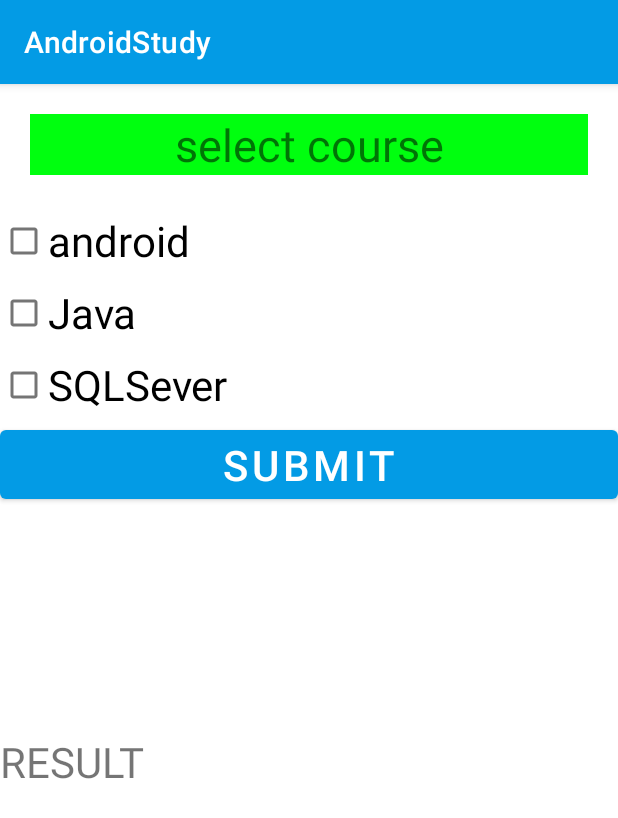
After one commit to dandan1232/AndoridStudy, an Android app: the CheckBoxActivity screen opened directly, with no data from a screen before it, on a phone screen of 412 x 824 dp. The commit adds this screen. Shown: the top 818 px of the screen. Run offline under Robolectric (Android 15) with nearby library versions, the phone set to English and light mode, and no system bars.

Commit message:
显式隐式跳转+checkbox使用210930

```diff
--- a/app/src/main/java/online/danbao/andoridstudy/ButtonActivity.java
+++ b/app/src/main/java/online/danbao/androidstudy/ButtonActivity.java
@@ -1,4 +1,4 @@
-package online.danbao.andoridstudy;
+package online.danbao.androidstudy;
 
 
 import androidx.appcompat.app.AppCompatActivity;
--- /dev/null
+++ b/app/src/main/java/online/danbao/androidstudy/CheckBoxActivity.java
@@ -0,0 +1,66 @@
+package online.danbao.androidstudy;
+
+import androidx.appcompat.app.AppCompatActivity;
+
+import android.os.Bundle;
+import android.view.View;
+import android.widget.Button;
+import android.widget.CheckBox;
+import android.widget.CompoundButton;
+import android.widget.TextView;
+import android.widget.Toast;
+
+
+public class CheckBoxActivity extends AppCompatActivity implements CompoundButton.OnCheckedChangeListener {
+    TextView tv_result;
+    CheckBox cb_1, cb_2, cb_3;
+    String str = "your course :";
+    Button btn;
+
+    @Override
+    protected void onCreate(Bundle savedInstanceState) {
+        super.onCreate(savedInstanceState);
+        setContentView(R.layout.activity_checkbox);
+        tv_result = (TextView) findViewById(R.id.tv_result);
+        cb_1 = (CheckBox) findViewById(R.id.cb_1);
+        cb_2 = (CheckBox) findViewById(R.id.cb_2);
+        cb_3 = (CheckBox) findViewById(R.id.cb_3);
+        btn = (Button) findViewById(R.id.btn);
+        cb_1.setOnCheckedChangeListener(this);
+        cb_2.setOnCheckedChangeListener(this);
+        cb_3.setOnCheckedChangeListener(this);
+        btn.setOnClickListener(new View.OnClickListener() {
+            @Override
+            public void onClick(View v) {
+                String str = "your course:";
+                boolean f = false;
+                if (cb_1.isChecked()) {
+                    str += cb_1.getText() + ",";
+                    f = true;
+                }
+                if (cb_2.isChecked()) {
+                    str += cb_2.getText() + ",";
+                    f = true;
+                }
+                if (cb_3.isChecked()) {
+                    str += cb_3.getText() + ",";
+                    f = true;
+                }
+                if (f) {
+                    str = str.substring(0, str.length() - 1);
+                }
+                Toast.makeText(CheckBoxActivity.this, str, Toast.LENGTH_LONG).show();
+            }
+        });
+    }
+
+    @Override
+    public void onCheckedChanged(CompoundButton buttonView, boolean isChecked) {
+        CheckBox cb = (CheckBox) buttonView;
+        if (isChecked) {
+            str += cb.getText().toString() + "; ";
+        } else
+            str = str.replace(cb.getText().toString() + "; ", " ");
+        tv_result.setText(str);
+    }
+}
--- a/app/src/main/java/online/danbao/andoridstudy/ImageViewActivity.java
+++ b/app/src/main/java/online/danbao/androidstudy/ImageViewActivity.java
@@ -1,4 +1,4 @@
-package online.danbao.andoridstudy;
+package online.danbao.androidstudy;
 
 import androidx.appcompat.app.AppCompatActivity;
 
--- a/app/src/main/java/online/danbao/andoridstudy/MainActivity.java
+++ b/app/src/main/java/online/danbao/androidstudy/LoginActivity.java
@@ -1,4 +1,4 @@
-package online.danbao.andoridstudy;
+package online.danbao.androidstudy;
 
 import androidx.appcompat.app.AppCompatActivity;
 
@@ -7,7 +7,7 @@ import android.view.View;
 import android.widget.EditText;
 import android.widget.TextView;
 
-public class MainActivity extends AppCompatActivity {
+public class LoginActivity extends AppCompatActivity {
     TextView textView;
     EditText ET;
     String str;
@@ -15,7 +15,7 @@ public class MainActivity extends AppCompatActivity {
     @Override
     protected void onCreate(Bundle savedInstanceState) {
         super.onCreate(savedInstanceState);
-        setContentView(R.layout.activity_main);
+        setContentView(R.layout.activity_login);
 //        通过find试图发现tv3对象
 //        用(TextView)进行强制类型转换
         textView = (TextView) findViewById(R.id.tv3);
--- a/app/src/main/java/online/danbao/andoridstudy/RadioButtonActivity.java
+++ b/app/src/main/java/online/danbao/androidstudy/RadioButtonActivity.java
@@ -1,4 +1,4 @@
-package online.danbao.andoridstudy;
+package online.danbao.androidstudy;
 
 import androidx.appcompat.app.AppCompatActivity;
 
@@ -37,6 +37,6 @@ public class RadioButtonActivity extends AppCompatActivity {
             str = "BOY";
         } else
             str = "GIRL";
-        Toast.makeText(RadioButtonActivity.this, "Your are a  " + str, Toast.LENGTH_LONG).show();
+        Toast.makeText(RadioButtonActivity.this, "Your are a  " + str, Toast.LENGTH_SHORT).show();
     }
 }
--- a/app/src/main/res/layout/activity_button.xml
+++ b/app/src/main/res/layout/activity_button.xml
@@ -1,6 +1,6 @@
 <?xml version="1.0" encoding="utf-8"?>
 <LinearLayout xmlns:android="http://schemas.android.com/apk/res/android"
-    xmlns:app="http://schemas.android.com/apk/res-auto"
+        xmlns:app="LinearLayouthttp://schemas.android.com/apk/res-auto"
     xmlns:tools="http://schemas.android.com/tools"
     android:layout_width="match_parent"
     android:layout_height="match_parent"
--- /dev/null
+++ b/app/src/main/res/layout/activity_checkbox.xml
@@ -0,0 +1,56 @@
+<?xml version="1.0" encoding="utf-8"?>
+<LinearLayout xmlns:android="http://schemas.android.com/apk/res/android"
+     xmlns:app="http://schemas.android.com/apk/res-auto"
+    xmlns:tools="http://schemas.android.com/tools"
+    android:layout_width="match_parent"
+    android:orientation="vertical"
+    android:layout_height="match_parent"
+    tools:context=".CheckBoxActivity">
+
+    <TextView
+        android:layout_width="match_parent"
+        android:layout_height="wrap_content"
+        android:text="select course"
+        android:layout_margin="20dp"
+        android:gravity="center"
+        android:textSize="30dp"
+        android:background="#00ff0f" />
+
+    <CheckBox
+        android:layout_width="wrap_content"
+        android:layout_height="wrap_content"
+        android:textSize="28dp"
+        android:id="@+id/cb_1"
+        android:text="android" />
+    <CheckBox
+        android:layout_width="wrap_content"
+        android:layout_height="wrap_content"
+        android:textSize="28dp"
+        android:id="@+id/cb_2"
+        android:text="Java" />
+    <CheckBox
+        android:layout_width="wrap_content"
+        android:layout_height="wrap_content"
+        android:textSize="28dp"
+        android:id="@+id/cb_3"
+        android:text="SQLSever" />
+
+    <Button
+        android:layout_width="match_parent"
+        android:layout_height="wrap_content"
+        android:id="@+id/btn"
+        android:text="submit"
+        android:textSize="28dp"
+        />
+
+    <TextView
+        android:layout_width="match_parent"
+        android:layout_height="wrap_content"
+        android:layout_marginTop="150dp"
+        android:id="@+id/tv_result"
+        android:text="RESULT"
+        android:textSize="28dp" />
+
+
+
+</LinearLayout>
--- a/app/src/main/res/layout/activity_framelayout.xml
+++ b/app/src/main/res/layout/activity_framelayout.xml
@@ -22,10 +22,10 @@
     <Button
         android:layout_width="150dp"
         android:layout_height="wrap_content"
+        android:id="@+id/submit"
         android:text="Login"
         android:layout_gravity="bottom|center_horizontal"
         android:textSize="28dp" />
 
 
-
 </FrameLayout>
--- a/app/src/main/res/layout/activity_main.xml
+++ b/app/src/main/res/layout/activity_login.xml
@@ -7,7 +7,7 @@
     android:gravity="center"
     android:orientation="vertical"
     android:visibility="visible"
-    tools:context=".MainActivity">
+    tools:context=".LoginActivity">
     <!--    两种输入文本方式：1.直接输入-->
     <TextView
         android:layout_width="match_parent"
--- a/app/src/main/res/values/strings.xml
+++ b/app/src/main/res/values/strings.xml
@@ -1,4 +1,4 @@
 <resources>
-    <string name="app_name">AndoridStudy</string>
+    <string name="app_name">AndroidStudy</string>
     <string name="myString">LOGIN</string>
 </resources>
```
Also changed, not shown: app/src/main/AndroidManifest.xml (+17 -7 lines), app/src/main/java/online/danbao/andoridstudy/LayoutActivity.java (deleted, +0 -15 lines), app/src/main/java/online/danbao/androidstudy/LayoutActivity.java (added, +31 -0 lines), app/src/main/java/online/danbao/androidstudy/LoginPassword.java (renamed from app/src/main/java/online/danbao/andoridstudy/LoginPassword.java, +33 -9 lines), app/src/main/res/layout/activity_login_password.xml (+8 -2 lines), 4 other files.
